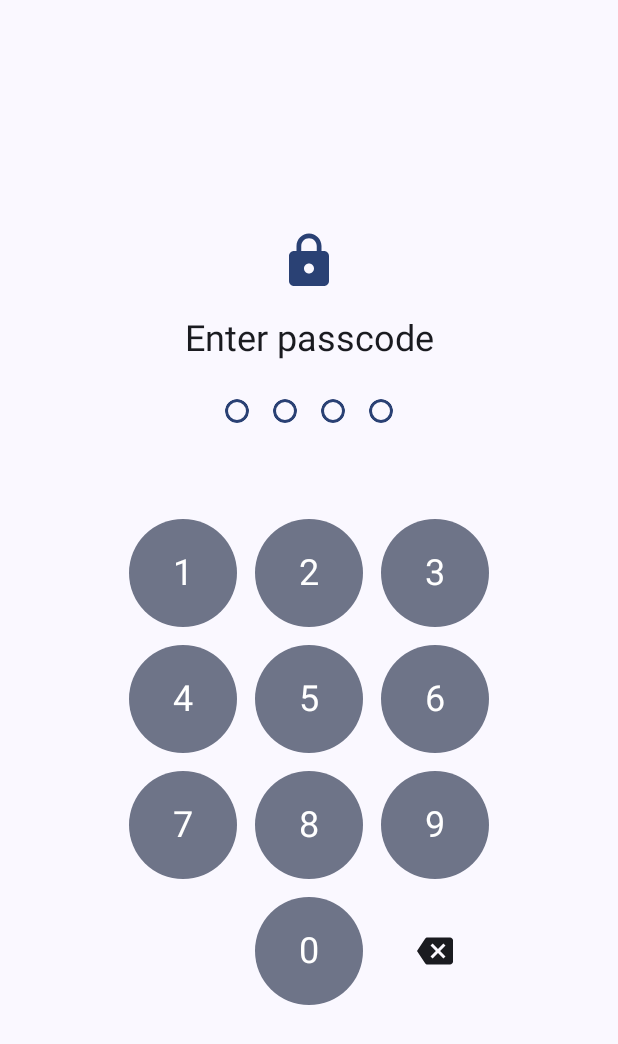
After one commit to KavindaLochana/HealthMate, an Android app built with Jetpack Compose: the composable LockScreen shown on its own in the app's theme, on a phone screen of 412 x 824 dp. The commit adds this screen. Shown: the top 1044 px of the screen. Run offline under Robolectric (Android 15) with nearby library versions, the phone set to English and light mode, and no system bars.

Commit message:
lock screen ui as additional feature

```diff
--- /dev/null
+++ b/app/src/main/java/com/example/healthmate/feature/lock/LockScreen.kt
@@ -0,0 +1,267 @@
+package com.example.healthmate.feature.lock
+
+
+import androidx.compose.foundation.background
+import androidx.compose.foundation.border
+import androidx.compose.foundation.clickable
+import androidx.compose.foundation.layout.Arrangement
+import androidx.compose.foundation.layout.Box
+import androidx.compose.foundation.layout.Column
+import androidx.compose.foundation.layout.Row
+import androidx.compose.foundation.layout.Spacer
+import androidx.compose.foundation.layout.WindowInsets
+import androidx.compose.foundation.layout.fillMaxSize
+import androidx.compose.foundation.layout.height
+import androidx.compose.foundation.layout.padding
+import androidx.compose.foundation.layout.safeDrawing
+import androidx.compose.foundation.layout.size
+import androidx.compose.foundation.layout.windowInsetsPadding
+import androidx.compose.foundation.shape.CircleShape
+import androidx.compose.material.icons.Icons
+import androidx.compose.material.icons.automirrored.filled.Backspace
+import androidx.compose.material.icons.filled.Lock
+import androidx.compose.material3.FilledTonalButton
+import androidx.compose.material3.Icon
+import androidx.compose.material3.MaterialTheme
+import androidx.compose.material3.Text
+import androidx.compose.runtime.Composable
+import androidx.compose.runtime.getValue
+import androidx.compose.runtime.mutableStateOf
+import androidx.compose.runtime.saveable.rememberSaveable
+import androidx.compose.runtime.setValue
+import androidx.compose.ui.Alignment
+import androidx.compose.ui.Modifier
+import androidx.compose.ui.draw.clip
+import androidx.compose.ui.res.stringResource
+import androidx.compose.ui.tooling.preview.Preview
+import androidx.compose.ui.unit.dp
+import com.example.healthmate.R
+
+private const val PASSCODE_LENGTH = 4
+private val KEY_SIZE = 72.dp
+
+// -----------------------------------------------------------------------------
+// Lock screen
+// -----------------------------------------------------------------------------
+
+@Composable
+fun LockScreen(
+    modifier: Modifier = Modifier
+) {
+    var enteredDigits by rememberSaveable {
+        mutableStateOf("")
+    }
+
+    var hasError by rememberSaveable {
+        mutableStateOf(false)
+    }
+
+    LockContent(
+        enteredDigits = enteredDigits,
+        hasError = hasError,
+        onDigit = { digit ->
+            if (enteredDigits.length < PASSCODE_LENGTH) {
+                enteredDigits += digit
+                hasError = false
+            }
+        },
+        onBackspace = {
+            if (enteredDigits.isNotEmpty()) {
+                enteredDigits = enteredDigits.dropLast(1)
+                hasError = false
+            }
+        },
+        modifier = modifier
+    )
+}
+
+// -----------------------------------------------------------------------------
+// Lock content
+// -----------------------------------------------------------------------------
+
+@Composable
+private fun LockContent(
+    enteredDigits: String,
+    hasError: Boolean,
+    onDigit: (Char) -> Unit,
+    onBackspace: () -> Unit,
+    modifier: Modifier = Modifier
+) {
+    Column(
+        modifier = modifier
+            .fillMaxSize()
+            .windowInsetsPadding(WindowInsets.safeDrawing)
+            .padding(24.dp),
+        horizontalAlignment = Alignment.CenterHorizontally,
+        verticalArrangement = Arrangement.Center
+    ) {
+
+        // Lock icon
+        Icon(
+            imageVector = Icons.Default.Lock,
+            contentDescription = null,
+            tint = MaterialTheme.colorScheme.primary,
+            modifier = Modifier.size(40.dp)
+        )
+
+        // Title
+        Text(
+            text = stringResource(R.string.lock_title),
+            style = MaterialTheme.typography.headlineSmall,
+            modifier = Modifier.padding(top = 16.dp)
+        )
+
+        // Passcode indicators
+        Row(
+            modifier = Modifier.padding(vertical = 24.dp),
+            horizontalArrangement = Arrangement.spacedBy(16.dp)
+        ) {
+            repeat(PASSCODE_LENGTH) { index ->
+                val filled = index < enteredDigits.length
+
+                val color = if (hasError) {
+                    MaterialTheme.colorScheme.error
+                } else {
+                    MaterialTheme.colorScheme.primary
+                }
+
+                Box(
+                    modifier = Modifier
+                        .size(16.dp)
+                        .clip(CircleShape)
+                        .then(
+                            if (filled) {
+                                Modifier.background(color)
+                            } else {
+                                Modifier.border(
+                                    width = 2.dp,
+                                    color = color,
+                                    shape = CircleShape
+                                )
+                            }
+                        )
+                )
+            }
+        }
+
+        // Error message
+        Text(
+            text = if (hasError) {
+                stringResource(R.string.lock_wrong)
+            } else {
+                ""
+            },
+            color = MaterialTheme.colorScheme.error,
+            style = MaterialTheme.typography.bodyMedium,
+            modifier = Modifier.height(24.dp)
+        )
+
+        Spacer(modifier = Modifier.height(16.dp))
+
+        // Numeric keypad
+        Keypad(
+            onDigit = onDigit,
+            onBackspace = onBackspace
+        )
+    }
+}
+
+// -----------------------------------------------------------------------------
+// Numeric keypad
+// -----------------------------------------------------------------------------
+
+@Composable
+private fun Keypad(
+    onDigit: (Char) -> Unit,
+    onBackspace: () -> Unit
+) {
+    val rows = listOf(
+        "123",
+        "456",
+        "789"
+    )
+
+    Column(
+        verticalArrangement = Arrangement.spacedBy(12.dp),
+        horizontalAlignment = Alignment.CenterHorizontally
+    ) {
+        rows.forEach { row ->
+            Row(
+                horizontalArrangement = Arrangement.spacedBy(12.dp)
+            ) {
+                row.forEach { digit ->
+                    DigitKey(
+                        digit = digit,
+                        onDigit = onDigit
+                    )
+                }
+            }
+        }
+
+        // Bottom row
+        Row(
+            horizontalArrangement = Arrangement.spacedBy(12.dp),
+            verticalAlignment = Alignment.CenterVertically
+        ) {
+            Spacer(modifier = Modifier.size(KEY_SIZE))
+
+            DigitKey(
+                digit = '0',
+                onDigit = onDigit
+            )
+
+            Box(
+                modifier = Modifier
+                    .size(KEY_SIZE),
+                contentAlignment = Alignment.Center
+            ) {
+                Icon(
+                    imageVector = Icons.AutoMirrored.Filled.Backspace,
+                    contentDescription = stringResource(R.string.lock_delete),
+                    modifier = Modifier
+                        .size(48.dp)
+                        .clip(CircleShape)
+                        .clickable(onClick = onBackspace)
+                        .padding(12.dp),
+                    tint = MaterialTheme.colorScheme.onSurface
+                )
+            }
+        }
+    }
+}
+
+// -----------------------------------------------------------------------------
+// Individual digit key
+// -----------------------------------------------------------------------------
+
+@Composable
+private fun DigitKey(
+    digit: Char,
+    onDigit: (Char) -> Unit
+) {
+    FilledTonalButton(
+        onClick = {
+            onDigit(digit)
+        },
+        modifier = Modifier.size(KEY_SIZE),
+        shape = CircleShape,
+        contentPadding = androidx.compose.foundation.layout.PaddingValues(0.dp)
+    ) {
+        Text(
+            text = digit.toString(),
+            style = MaterialTheme.typography.headlineSmall
+        )
+    }
+}
+
+// -----------------------------------------------------------------------------
+// Preview
+// -----------------------------------------------------------------------------
+
+@Preview(showBackground = true)
+@Composable
+private fun LockScreenPreview() {
+    MaterialTheme {
+        LockScreen()
+    }
+}
--- a/app/src/main/res/values/strings.xml
+++ b/app/src/main/res/values/strings.xml
@@ -3,4 +3,9 @@
     <string name="auth_hide_password">Hide password</string>
     <string name="auth_show_password">Show password</string>
     <string name="editor_title_new">New record</string>
+
+    <!-- Lock -->
+    <string name="lock_title">Enter passcode</string>
+    <string name="lock_wrong">Incorrect passcode, try again</string>
+    <string name="lock_delete">Delete digit</string>
 </resources>
```
